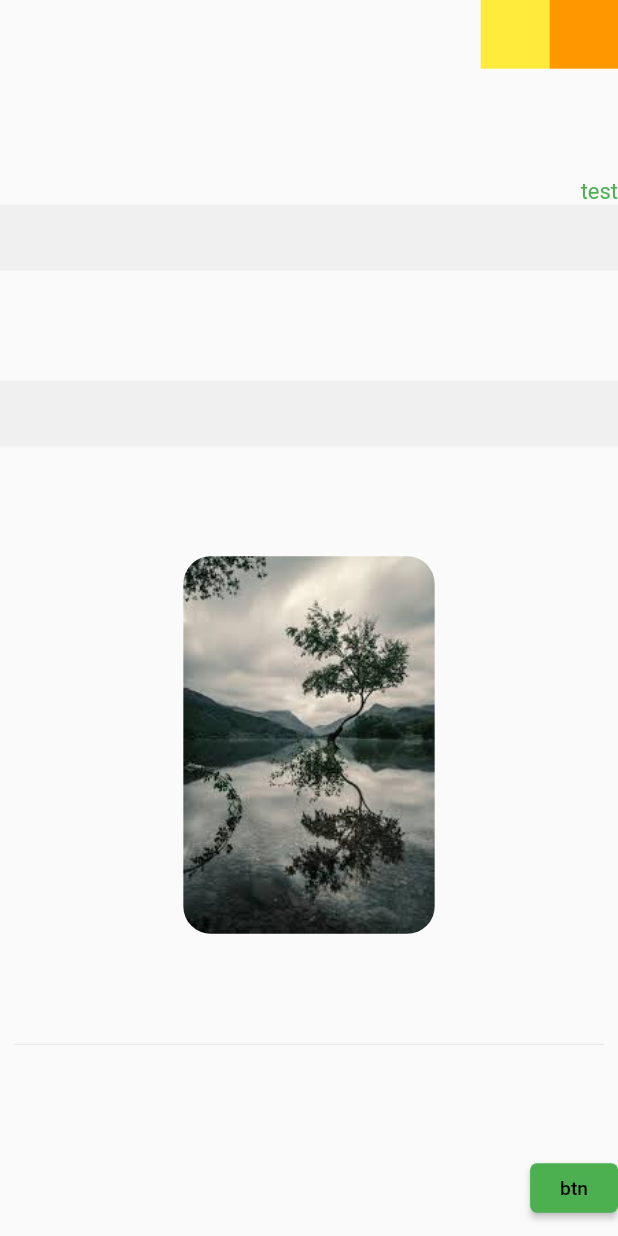
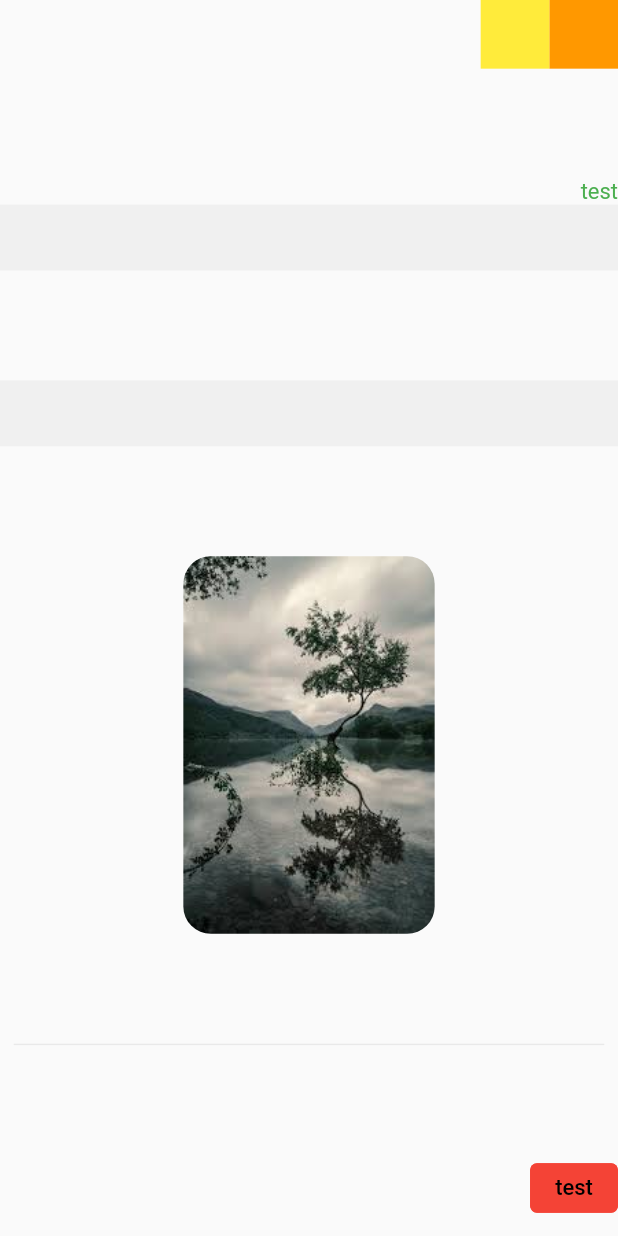
Before and after one commit to hosnatadayoni/drag_element, a Flutter app: the screen it shows after launch, on a phone screen of 412 x 824 dp. Run offline on Flutter 3.47's test engine with Material 2 defaults, Android fonts, the phone set to English and light mode, and no system bars; our stand-ins replace flutter_svg, get, responsive_framework; Roboto replaces fonts that are missing (IRANSanse).

Commit message:
1404/4/21

```diff
--- a/lib/UI/Componenets/deBtn.dart
+++ b/lib/UI/Componenets/deBtn.dart
@@ -1,6 +1,4 @@
 import 'package:drag_element/Logic/Models/deBtn.dart';
-import 'package:drag_element/Logic/Models/deText.dart';
-import 'package:drag_element/UI/Componenets/deText.dart';
 import 'package:flutter/cupertino.dart';
 import 'package:flutter/material.dart';
 
@@ -12,29 +10,88 @@ class DeBtn extends StatelessWidget {
   @override
   Widget build(BuildContext context) {
     return ElevatedButton(
-      onPressed: () {
-       if(this.btnModel.onPressed != null){
-         this.btnModel.onPressed!();
-       }
-      },
-      style: ElevatedButton.styleFrom(
-        backgroundColor: this.btnModel.backgroundColor,
-        foregroundColor: this.btnModel.foregroundColor,
-        padding: EdgeInsets.only(
-            top: this.btnModel.paddingTop ?? 0,
-            bottom: this.btnModel.paddingBottom ?? 0,
-            right: this.btnModel.paddingRight ?? 0,
-            left: this.btnModel.paddingLeft ?? 0),
-        shape: RoundedRectangleBorder(
-          borderRadius: BorderRadius.circular(this.btnModel.radius ?? 0),
+      onPressed: btnModel.disabled!
+          ? null
+          : () {
+              if (this.btnModel.onPressed != null) {
+                this.btnModel.onPressed!();
+              }
+            },
+      style: ButtonStyle(
+        backgroundColor: MaterialStateProperty.resolveWith<Color>(
+          (Set<MaterialState> states) {
+            if (btnModel.disabled!) {
+              return btnModel.backgroundColor != null
+                  ? btnModel.backgroundColor!.withOpacity(0.6)
+                  : Colors.transparent;
+            }
+            if (states.contains(MaterialState.hovered)) {
+              return btnModel.borderColor ??
+                  btnModel.backgroundColor ??
+                  Colors.transparent;
+            }
+            return btnModel.backgroundColor ?? Colors.transparent;
+          },
+        ),
+        elevation: MaterialStateProperty.all(0),
+        side: MaterialStateProperty.all(
+          BorderSide(
+              color: btnModel.disabled!
+                  ? btnModel.borderColor != null
+                      ? btnModel.borderColor!.withOpacity(0.6)
+                      : Colors.transparent
+                  : btnModel.borderColor ?? Colors.transparent,
+              width: 1),
+        ),
+        padding: MaterialStateProperty.all(
+          EdgeInsets.only(
+            top: btnModel.paddingTop ?? 0,
+            bottom: btnModel.paddingBottom ?? 0,
+            right: btnModel.paddingRight ?? 0,
+            left: btnModel.paddingLeft ?? 0,
+          ),
+        ),
+        shape: MaterialStateProperty.all(
+          RoundedRectangleBorder(
+            borderRadius: BorderRadius.circular(btnModel.radius ?? 0),
+          ),
         ),
       ),
-      child: DeText(
-        model: DeTextModel(
-          text: this.btnModel.text,
-          fontSize:this.btnModel.fontSize ,
-        ),
-      ),
+      child: this.btnModel.content,
     );
   }
 }
+// class DeBtn extends StatelessWidget {
+//   DeBtnModel btnModel;
+//
+//   DeBtn({required this.btnModel});
+//
+//   @override
+//   Widget build(BuildContext context) {
+//     return MouseRegion(
+//       onEnter: (_) {},
+//       onExit: (_) {},
+//       child: InkWell(
+//         onTap: () {
+//           if (this.btnModel.onPressed != null) {
+//             this.btnModel.onPressed!();
+//           }
+//         },
+//         child: Container(
+//           padding: EdgeInsets.only(
+//               top: this.btnModel.paddingTop ?? 0,
+//               bottom: this.btnModel.paddingBottom ?? 0,
+//               right: this.btnModel.paddingRight ?? 0,
+//               left: this.btnModel.paddingLeft ?? 0),
+//           decoration: BoxDecoration(
+//             color: this.btnModel.backgroundColor,
+//             borderRadius:
+//             BorderRadius.all(Radius.circular(this.btnModel.radius ?? 0)),
+//             border: Border.all(color: this.btnModel.borderColor!, width: 1),
+//           ),
+//           child: this.btnModel.content,
+//         )
+//       ),
+//     );
+//   }
+// }
--- a/lib/UI/Componenets/deImg.dart
+++ b/lib/UI/Componenets/deImg.dart
@@ -23,13 +23,13 @@ class DeImg extends StatelessWidget {
             child:ClipRRect(
               borderRadius: BorderRadius.circular(this.ImgModel.radius??0),
               child:
-              this.ImgModel.path.split('.').last=='svg'?
-              this.ImgModel.isNetwork?
-              SvgPicture.network(this.ImgModel.path,color: this.ImgModel.color,fit: this.ImgModel.width==null || this.ImgModel.height==null?BoxFit.contain:BoxFit.fill):
-              SvgPicture.asset(this.ImgModel.path,color: this.ImgModel.color,fit: this.ImgModel.width==null || this.ImgModel.height==null?BoxFit.contain:BoxFit.fill,) :
-              this.ImgModel.isNetwork?
-              Image.network(this.ImgModel.path,fit: this.ImgModel.width==null || this.ImgModel.height==null?BoxFit.contain:BoxFit.fill) :
-              Image.asset(this.ImgModel.path,fit: this.ImgModel.width==null || this.ImgModel.height==null?BoxFit.contain:BoxFit.fill),
+              this.ImgModel.path!.split('.').last=='svg'?
+              this.ImgModel.isNetwork!?
+              SvgPicture.network(this.ImgModel.path!,color: this.ImgModel.color,fit: this.ImgModel.width==null || this.ImgModel.height==null?BoxFit.contain:BoxFit.fill):
+              SvgPicture.asset(this.ImgModel.path!,color: this.ImgModel.color,fit: this.ImgModel.width==null || this.ImgModel.height==null?BoxFit.contain:BoxFit.fill,) :
+              this.ImgModel.isNetwork!?
+              Image.network(this.ImgModel.path!,fit: this.ImgModel.width==null || this.ImgModel.height==null?BoxFit.contain:BoxFit.fill) :
+              Image.asset(this.ImgModel.path!,fit: this.ImgModel.width==null || this.ImgModel.height==null?BoxFit.contain:BoxFit.fill),
             )
         ),
       ),
--- a/lib/UI/Componenets/deText.dart
+++ b/lib/UI/Componenets/deText.dart
@@ -23,7 +23,7 @@ class DeText extends StatelessWidget {
 
   Widget getText() {
     return Text(
-      model.text,
+      model.text!,
       style: TextStyle(
           fontFamily: model.fontFamily,
           fontSize: model.fontSize,
--- a/lib/UI/Views/test.dart
+++ b/lib/UI/Views/test.dart
@@ -12,7 +12,6 @@ import 'package:drag_element/UI/Componenets/deInput.dart';
 import 'package:drag_element/UI/Componenets/deSizedBox.dart';
 import 'package:drag_element/UI/Componenets/deText.dart';
 import 'package:flutter/material.dart';
-
 import '../Componenets/deBtn.dart';
 
 class TestPage extends StatelessWidget {
@@ -82,14 +81,29 @@ class TestPage extends StatelessWidget {
               // ),
               DeSizedBox(
                   SizedBoxModel: DeSizedBoxModel(
-                    height: 80,
-                  )),
-              DeDivider(driverModel: DeDividerModel(padding: 10),),
+                height: 80,
+              )),
+              DeDivider(
+                driverModel: DeDividerModel(padding: 10),
+              ),
               DeSizedBox(
                   SizedBoxModel: DeSizedBoxModel(
-                    height: 80,
-                  )),
-              DeBtn(btnModel: DeBtnModel(text: 'btn' , backgroundColor: Colors.green , radius: 5 , foregroundColor: Colors.black),)
+                height: 80,
+              )),
+              DeBtn(
+                btnModel: DeBtnModel(
+                  content: DeText(
+                    model: DeTextModel(
+                      text: "test",
+                      fontSize: 16,
+                      color: Colors.black,
+                    ),
+                  ),
+                  radius: 5,
+                  backgroundColor: Colors.red,
+                  borderColor: Colors.red,
+                ),
+              ),
             ],
           ),
         ),
```
Also changed, not shown: lib/Logic/Models/deBtn.dart (+29 -28 lines), lib/Logic/Models/deDivider.dart (+9 -11 lines), lib/Logic/Models/deImg.dart (+22 -25 lines), lib/Logic/Models/deInput.dart (+27 -30 lines), lib/Logic/Models/deSizedBox.dart (+8 -14 lines), lib/Logic/Models/deText.dart (+24 -26 lines).
